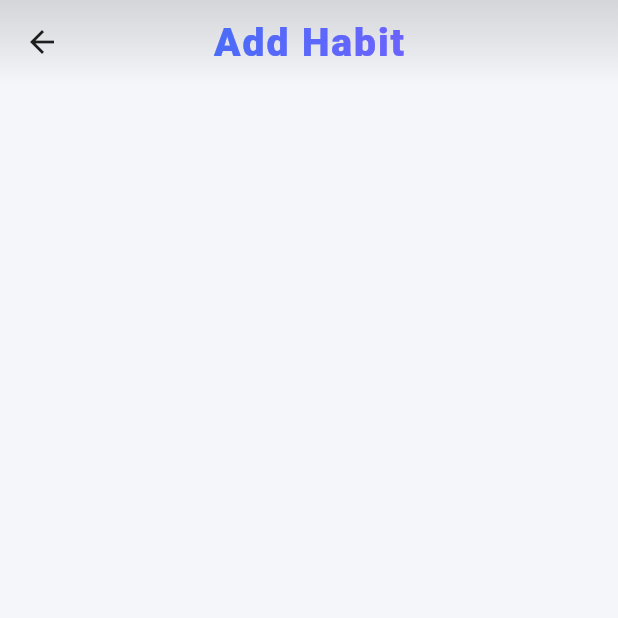
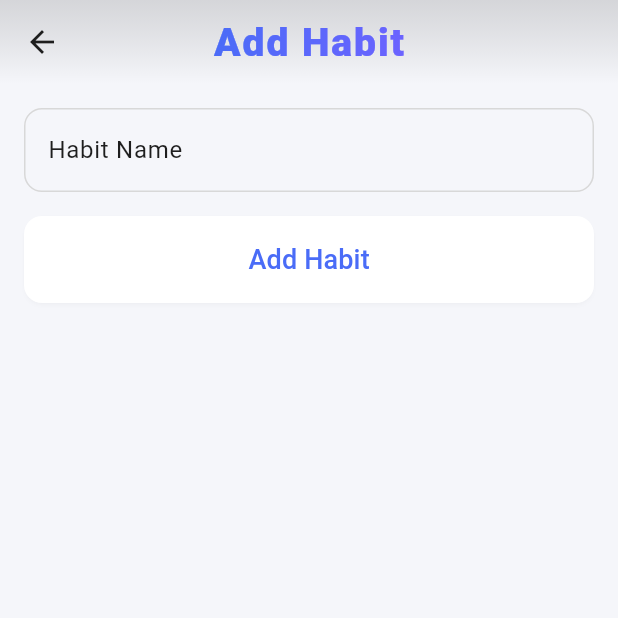
Before and after one commit to Gr8V/Habit-Tracker, a Flutter app: the screen it shows after launch, after a tap on the "add" icon, on a phone screen of 412 x 824 dp, the top half of it. Run offline on Flutter 3.47's test engine with Material 3 defaults, Android fonts, the phone set to English and light mode, and no system bars; our stand-ins replace shared_preferences; Roboto replaces fonts that are missing (Poppins).

Commit message:
added local_storage using shared prefs and added habits list to home_page

```diff
--- /dev/null
+++ b/habit_tracker/lib/globals/data.dart
@@ -0,0 +1,24 @@
+String getDateWithMonthName() {
+  final now = DateTime.now();
+
+  final weekday = [
+    "Mon","Tue","Wed","Thu","Fri","Sat","Sun"
+  ][now.weekday - 1];
+
+  final month = [
+    "Jan","Feb","Mar","Apr","May","Jun",
+    "Jul","Aug","Sep","Oct","Nov","Dec"
+  ][now.month - 1];
+
+  return "$weekday, ${now.day} $month";
+}
+
+String getDateWithMonthNumber() {
+  final now = DateTime.now();
+  final year = now.year.toString();
+  final month = now.month.toString().padLeft(2, '0');
+  final day = now.day.toString().padLeft(2, '0');
+  return "$day-$month-$year";
+}
+
+String todaysDate = getDateWithMonthNumber();
--- a/habit_tracker/lib/main.dart
+++ b/habit_tracker/lib/main.dart
@@ -2,13 +2,22 @@ import 'package:flutter/material.dart';
 import 'package:habit_tracker/pages/home_page.dart';
 import 'package:habit_tracker/pages/insights.dart';
 import 'package:habit_tracker/pages/settings.dart';
+import 'package:habit_tracker/services/provider.dart';
 import 'package:habit_tracker/theme/app_theme.dart';
 import 'package:habit_tracker/theme/theme_controller.dart';
+import 'package:provider/provider.dart';
 
 void main() {
   WidgetsFlutterBinding.ensureInitialized();
 
-  runApp(const MyApp());
+  runApp(
+    MultiProvider(
+      providers: [
+        ChangeNotifierProvider(create: (_) => DataProvider()..loadHabits())
+      ],
+      child: const MyApp(),
+    )
+  );
 }
 
 class MyApp extends StatelessWidget {
--- a/habit_tracker/lib/pages/home_page.dart
+++ b/habit_tracker/lib/pages/home_page.dart
@@ -1,5 +1,9 @@
 import 'package:flutter/material.dart';
+import 'package:habit_tracker/globals/data.dart';
 import 'package:habit_tracker/pages/secondary/add_habit.dart';
+import 'package:habit_tracker/pages/secondary/habit_list_widget.dart';
+import 'package:habit_tracker/services/provider.dart';
+import 'package:provider/provider.dart';
 
 class HomePage extends StatefulWidget {
   const HomePage({super.key});
@@ -9,7 +13,14 @@ class HomePage extends StatefulWidget {
 }
 
 class _HomePageState extends State<HomePage> {
-  bool noHabits = true;
+  @override
+  void initState() {
+    super.initState();
+    // Load habits when page opens
+    WidgetsBinding.instance.addPostFrameCallback((_) {
+      Provider.of<DataProvider>(context, listen: false).loadHabits();
+    });
+  }
 
   @override
   Widget build(BuildContext context) {
@@ -35,7 +46,7 @@ class _HomePageState extends State<HomePage> {
                     end: Alignment.bottomRight,
                   ).createShader(bounds),
                   child: Text(
-                    'Habit Tracker',
+                    getDateWithMonthName(),
                     style: TextStyle(
                       color: Colors.white,
                       fontSize: 26,
@@ -61,7 +72,21 @@ class _HomePageState extends State<HomePage> {
             ),
           ),
           SliverToBoxAdapter(
-            child: noHabits ?SizedBox(
+            child: Consumer<DataProvider>(
+              builder: (context, habitProvider, child) {
+                // Check if loading
+                if (habitProvider.isLoading) {
+                  return SizedBox(
+                    height: MediaQuery.of(context).size.height * 0.7,
+                    child: const Center(
+                      child: CircularProgressIndicator(),
+                    ),
+                  );
+                }
+                final habits = habitProvider.getHabitsForDate(todaysDate);
+                // Show empty state if no habits
+                if (habits.isEmpty) {
+                  return SizedBox(
                     height: MediaQuery.of(context).size.height * 0.7,
                     child: Padding(
                       padding: const EdgeInsets.all(16.0),
@@ -69,24 +94,46 @@ class _HomePageState extends State<HomePage> {
                         child: Column(
                           mainAxisSize: MainAxisSize.min,
                           children: const [
-                      Icon(Icons.add),
-                      Text("No Habit Found"),
+                            Icon(Icons.add, size: 64, color: Colors.grey),
+                            SizedBox(height: 16),
+                            Text(
+                              "No Habit Found",
+                              style: TextStyle(
+                                fontSize: 18,
+                                fontWeight: FontWeight.w600,
+                              ),
+                            ),
+                            SizedBox(height: 8),
+                            Text(
+                              "Tap + to add your first habit",
+                              style: TextStyle(color: Colors.grey),
+                            ),
                           ],
                         ),
                       ),
                     ),
-            ) : SingleChildScrollView(
-              child: Padding(
+                  );
+                }
+                // Show habits list with progress
+                return Padding(
                   padding: const EdgeInsets.all(16.0),
                   child: Column(
                     crossAxisAlignment: CrossAxisAlignment.stretch,
                     children: [
+                      // Progress bar
+                      HabitProgressBar(date: todaysDate),
 
+                      // Habits list
+                      HabitsListView(
+                        date: todaysDate,
+                        showEmptyState: false,
+                      ),
                     ],
                   ),
+                );
+              },
             ),
-            ),
-          ),
+          )
         ],
       ),
       floatingActionButton: FloatingActionButton(
--- a/habit_tracker/lib/pages/secondary/add_habit.dart
+++ b/habit_tracker/lib/pages/secondary/add_habit.dart
@@ -1,4 +1,7 @@
 import 'package:flutter/material.dart';
+import 'package:habit_tracker/globals/data.dart';
+import 'package:habit_tracker/services/provider.dart';
+import 'package:provider/provider.dart';
 
 class AddHabit extends StatefulWidget {
   const AddHabit({super.key});
@@ -8,6 +11,7 @@ class AddHabit extends StatefulWidget {
 }
 
 class _AddHabitState extends State<AddHabit> {
+  final habitNameController = TextEditingController();
   @override
   Widget build(BuildContext context) {
     //theme
@@ -54,6 +58,50 @@ class _AddHabitState extends State<AddHabit> {
           ),
         ),
       ),
+      body:  SingleChildScrollView(
+        child: Padding(
+          padding: const EdgeInsets.all(16.0),
+          child: Column(
+            crossAxisAlignment: CrossAxisAlignment.stretch,
+            children: [
+              // Habit Name
+              TextField(
+                controller: habitNameController,
+                decoration: InputDecoration(
+                  labelText: 'Habit Name',
+                  border: OutlineInputBorder(borderRadius: BorderRadius.circular(12)),
+                ),
+              ),
+              const SizedBox(height: 16),
+              // Save Button
+              ElevatedButton(
+                onPressed: () async {
+                  final provider = Provider.of<DataProvider>(context, listen: false);
+                  provider.updateHabit(todaysDate, habitNameController.text, false);
+
+                    // Optional: clear fields after adding
+                    habitNameController.clear();
+                    if (!context.mounted) return;
+                    ScaffoldMessenger.of(context).showSnackBar(
+                      const SnackBar(content: Text('Habit added successfully!')),
+                    );
+                    Navigator.pop(context);
+                },
+                style: ElevatedButton.styleFrom(
+                  padding: const EdgeInsets.symmetric(vertical: 16),
+                  shape: RoundedRectangleBorder(
+                    borderRadius: BorderRadius.circular(12),
+                  ),
+                ),
+                child: const Text(
+                  'Add Habit',
+                  style: TextStyle(fontSize: 18),
+                ),
+              ),
+            ],
+          ),
+        ),
+      )
     );
   }
 }
--- a/habit_tracker/lib/pages/settings.dart
+++ b/habit_tracker/lib/pages/settings.dart
@@ -1,5 +1,5 @@
 import 'package:flutter/material.dart';
-import 'package:habit_tracker/pages/secondary/userProfile.dart';
+import 'package:habit_tracker/pages/secondary/user_profile.dart';
 import 'package:habit_tracker/theme/theme_controller.dart';
 
 class SettingsPage extends StatelessWidget {
```
Also changed, not shown: habit_tracker/lib/pages/secondary/habit_list_widget.dart (added, +250 -0 lines), habit_tracker/lib/services/local_storage.dart (+101 -4 lines), habit_tracker/lib/services/provider.dart (added, +141 -0 lines), habit_tracker/lib/pages/secondary/user_profile.dart (renamed from habit_tracker/lib/pages/secondary/userProfile.dart). Lines whose indentation alone changed are shown as unchanged.
